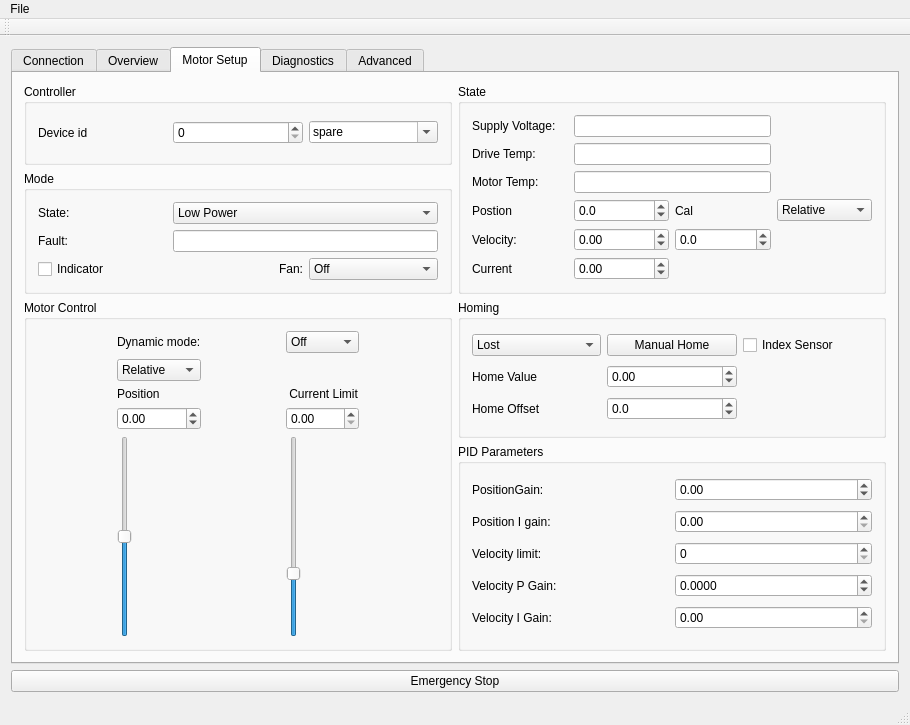
The window that GUI/mainwindow.ui (craftit/DogBotSoftware) describes before a commit, drawn with Qt 5.
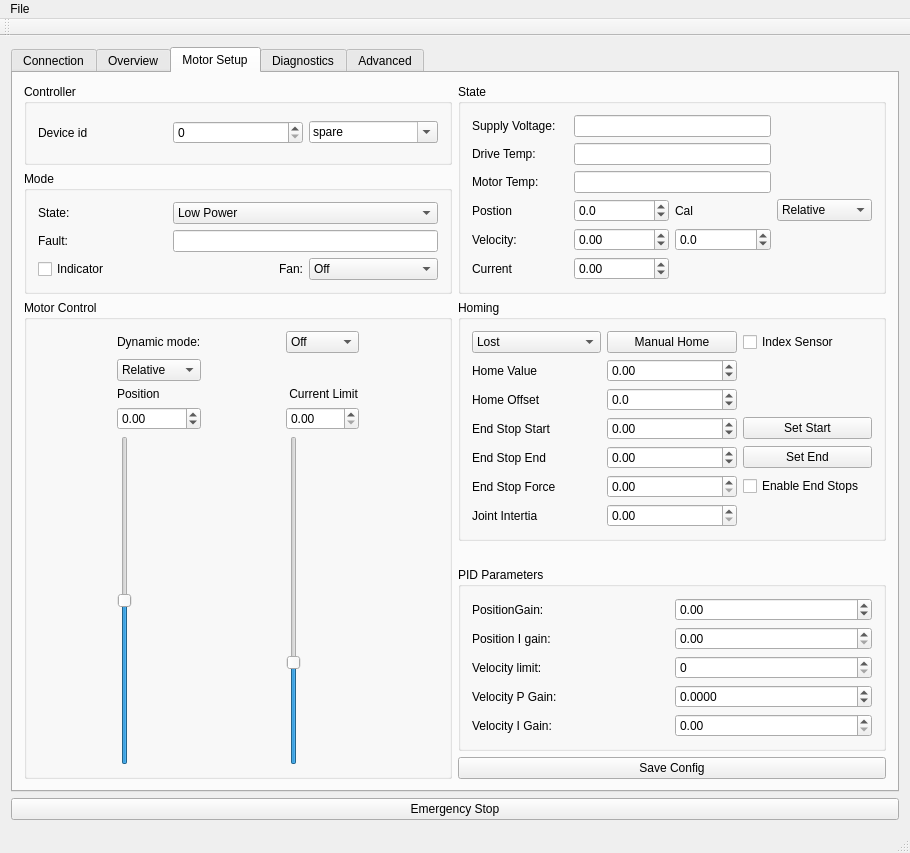
The same window after the commit.

Patch:
```diff
--- a/GUI/mainwindow.ui
+++ b/GUI/mainwindow.ui
@@ -259,7 +259,7 @@
           </layout>
          </widget>
         </item>
-        <item row="0" column="1" rowspan="2">
+        <item row="0" column="2" rowspan="2">
          <widget class="QGroupBox" name="groupBox_5">
           <property name="title">
            <string>State</string>
@@ -386,176 +386,6 @@
           </layout>
          </widget>
         </item>
-        <item row="2" column="1" rowspan="2">
-         <widget class="QGroupBox" name="groupBox_6">
-          <property name="title">
-           <string>Homing</string>
-          </property>
-          <layout class="QGridLayout" name="gridLayout_10">
-           <item row="0" column="0">
-            <widget class="QComboBox" name="comboBoxCalibration">
-             <item>
-              <property name="text">
-               <string>Lost</string>
-              </property>
-             </item>
-             <item>
-              <property name="text">
-               <string>Measuring</string>
-              </property>
-             </item>
-             <item>
-              <property name="text">
-               <string>Homed</string>
-              </property>
-             </item>
-            </widget>
-           </item>
-           <item row="0" column="1">
-            <widget class="QPushButton" name="pushButtonCalZero">
-             <property name="text">
-              <string>Manual Home</string>
-             </property>
-            </widget>
-           </item>
-           <item row="0" column="2">
-            <widget class="QCheckBox" name="checkBoxIndexSensor">
-             <property name="text">
-              <string>Index Sensor</string>
-             </property>
-            </widget>
-           </item>
-           <item row="1" column="0">
-            <widget class="QLabel" name="label_15">
-             <property name="text">
-              <string>Home Value</string>
-             </property>
-            </widget>
-           </item>
-           <item row="1" column="1">
-            <widget class="QDoubleSpinBox" name="doubleSpinBoxCalibrationOffset">
-             <property name="minimum">
-              <double>-720.000000000000000</double>
-             </property>
-             <property name="maximum">
-              <double>720.000000000000000</double>
-             </property>
-            </widget>
-           </item>
-           <item row="2" column="0">
-            <widget class="QLabel" name="label_28">
-             <property name="text">
-              <string>Home Offset</string>
-             </property>
-            </widget>
-           </item>
-           <item row="2" column="1">
-            <widget class="QDoubleSpinBox" name="doubleSpinBoxHomeIndexOffset">
-             <property name="decimals">
-              <number>1</number>
-             </property>
-             <property name="minimum">
-              <double>-360.000000000000000</double>
-             </property>
-             <property name="maximum">
-              <double>360.000000000000000</double>
-             </property>
-            </widget>
-           </item>
-          </layout>
-         </widget>
-        </item>
-        <item row="4" column="1" rowspan="3">
-         <widget class="QGroupBox" name="groupBox_7">
-          <property name="title">
-           <string>PID Parameters</string>
-          </property>
-          <layout class="QGridLayout" name="gridLayout_11">
-           <item row="1" column="0">
-            <widget class="QLabel" name="label_22">
-             <property name="text">
-              <string>Position I gain:</string>
-             </property>
-            </widget>
-           </item>
-           <item row="5" column="0">
-            <widget class="QLabel" name="label_24">
-             <property name="text">
-              <string>Velocity P Gain:</string>
-             </property>
-            </widget>
-           </item>
-           <item row="0" column="0">
-            <widget class="QLabel" name="label_27">
-             <property name="text">
-              <string>PositionGain:</string>
-             </property>
-            </widget>
-           </item>
-           <item row="0" column="1">
-            <widget class="QDoubleSpinBox" name="doubleSpinBoxPositionGain">
-             <property name="minimum">
-              <double>-1000.000000000000000</double>
-             </property>
-             <property name="maximum">
-              <double>1000.000000000000000</double>
-             </property>
-            </widget>
-           </item>
-           <item row="1" column="1">
-            <widget class="QDoubleSpinBox" name="doubleSpinBoxIGain">
-             <property name="maximum">
-              <double>1000000.000000000000000</double>
-             </property>
-            </widget>
-           </item>
-           <item row="6" column="0">
-            <widget class="QLabel" name="label_25">
-             <property name="text">
-              <string>Velocity I Gain:</string>
-             </property>
-            </widget>
-           </item>
-           <item row="5" column="1">
-            <widget class="QDoubleSpinBox" name="doubleSpinBoxVelocityGain">
-             <property name="decimals">
-              <number>4</number>
-             </property>
-             <property name="minimum">
-              <double>-10.000000000000000</double>
-             </property>
-             <property name="maximum">
-              <double>10.000000000000000</double>
-             </property>
-            </widget>
-           </item>
-           <item row="6" column="1">
-            <widget class="QDoubleSpinBox" name="doubleSpinBoxVelocityIGain">
-             <property name="maximum">
-              <double>1000.000000000000000</double>
-             </property>
-            </widget>
-           </item>
-           <item row="2" column="1">
-            <widget class="QDoubleSpinBox" name="doubleSpinBoxVelocityLimit">
-             <property name="decimals">
-              <number>0</number>
-             </property>
-             <property name="maximum">
-              <double>20000.000000000000000</double>
-             </property>
-            </widget>
-           </item>
-           <item row="2" column="0">
-            <widget class="QLabel" name="label_26">
-             <property name="text">
-              <string>Velocity limit:</string>
-             </property>
-            </widget>
-           </item>
-          </layout>
-         </widget>
-        </item>
         <item row="1" column="0">
          <widget class="QGroupBox" name="groupBox_10">
           <property name="title">
@@ -591,6 +421,11 @@
                <string>Ready</string>
               </property>
              </item>
+             <item>
+              <property name="text">
+               <string>Auto Home</string>
+              </property>
+             </item>
              <item>
               <property name="text">
                <string>Factory Calibrate</string>
@@ -598,7 +433,7 @@
              </item>
              <item>
               <property name="text">
-               <string>Position Calibrate</string>
+               <string>Motion Calibrate</string>
               </property>
              </item>
              <item>
@@ -672,7 +507,105 @@
           </layout>
          </widget>
         </item>
-        <item row="2" column="0" rowspan="5">
+        <item row="7" column="2">
+         <widget class="QPushButton" name="pushButtonSaveConfig">
+          <property name="text">
+           <string>Save Config</string>
+          </property>
+         </widget>
+        </item>
+        <item row="6" column="2">
+         <widget class="QGroupBox" name="groupBox_7">
+          <property name="title">
+           <string>PID Parameters</string>
+          </property>
+          <layout class="QGridLayout" name="gridLayout_11">
+           <item row="1" column="0">
+            <widget class="QLabel" name="label_22">
+             <property name="text">
+              <string>Position I gain:</string>
+             </property>
+            </widget>
+           </item>
+           <item row="5" column="0">
+            <widget class="QLabel" name="label_24">
+             <property name="text">
+              <string>Velocity P Gain:</string>
+             </property>
+            </widget>
+           </item>
+           <item row="0" column="0">
+            <widget class="QLabel" name="label_27">
+             <property name="text">
+              <string>PositionGain:</string>
+             </property>
+            </widget>
+           </item>
+           <item row="0" column="1">
+            <widget class="QDoubleSpinBox" name="doubleSpinBoxPositionGain">
+             <property name="minimum">
+              <double>-1000.000000000000000</double>
+             </property>
+             <property name="maximum">
+              <double>1000.000000000000000</double>
+             </property>
+            </widget>
+           </item>
+           <item row="1" column="1">
+            <widget class="QDoubleSpinBox" name="doubleSpinBoxIGain">
+             <property name="maximum">
+              <double>1000000.000000000000000</double>
+             </property>
+            </widget>
+           </item>
+           <item row="6" column="0">
+            <widget class="QLabel" name="label_25">
+             <property name="text">
+              <string>Velocity I Gain:</string>
+             </property>
+            </widget>
+           </item>
+           <item row="5" column="1">
+            <widget class="QDoubleSpinBox" name="doubleSpinBoxVelocityGain">
+             <property name="decimals">
+              <number>4</number>
+             </property>
+             <property name="minimum">
+              <double>-10.000000000000000</double>
+             </property>
+             <property name="maximum">
+              <double>10.000000000000000</double>
+             </property>
+            </widget>
+           </item>
+           <item row="6" column="1">
+            <widget class="QDoubleSpinBox" name="doubleSpinBoxVelocityIGain">
+             <property name="maximum">
+              <double>1000.000000000000000</double>
+             </property>
+            </widget>
+           </item>
+           <item row="2" column="1">
+            <widget class="QDoubleSpinBox" name="doubleSpinBoxVelocityLimit">
+             <property name="decimals">
+              <number>0</number>
+             </property>
+             <property name="maximum">
+              <double>20000.000000000000000</double>
+             </property>
+            </widget>
+           </item>
+           <item row="2" column="0">
+            <widget class="QLabel" name="label_26">
+             <property name="text">
+              <string>Velocity limit:</string>
+             </property>
+            </widget>
+           </item>
+          </layout>
+         </widget>
+        </item>
+        <item row="2" column="0" rowspan="6">
          <widget class="QGroupBox" name="groupBox_8">
           <property name="title">
            <string>Motor Control</string>
@@ -788,6 +721,164 @@
           </layout>
          </widget>
         </item>
+        <item row="2" column="2">
+         <widget class="QGroupBox" name="groupBox_6">
+          <property name="title">
+           <string>Homing</string>
+          </property>
+          <layout class="QGridLayout" name="gridLayout_10">
+           <item row="3" column="0">
+            <widget class="QLabel" name="label_20">
+             <property name="text">
+              <string>End Stop Start</string>
+             </property>
+            </widget>
+           </item>
+           <item row="0" column="0">
+            <widget class="QComboBox" name="comboBoxCalibration">
+             <item>
+              <property name="text">
+               <string>Lost</string>
+              </property>
+             </item>
+             <item>
+              <property name="text">
+               <string>Measuring</string>
+              </property>
+             </item>
+             <item>
+              <property name="text">
+               <string>Homed</string>
+              </property>
+             </item>
+            </widget>
+           </item>
+           <item row="0" column="1">
+            <widget class="QPushButton" name="pushButtonCalZero">
+             <property name="text">
+              <string>Manual Home</string>
+             </property>
+            </widget>
+           </item>
+           <item row="0" column="2">
+            <widget class="QCheckBox" name="checkBoxIndexSensor">
+             <property name="text">
+              <string>Index Sensor</string>
+             </property>
+            </widget>
+           </item>
+           <item row="1" column="0">
+            <widget class="QLabel" name="label_15">
+             <property name="text">
+              <string>Home Value</string>
+             </property>
+            </widget>
+           </item>
+           <item row="1" column="1">
+            <widget class="QDoubleSpinBox" name="doubleSpinBoxCalibrationOffset">
+             <property name="minimum">
+              <double>-720.000000000000000</double>
+             </property>
+             <property name="maximum">
+              <double>720.000000000000000</double>
+             </property>
+            </widget>
+           </item>
+           <item row="2" column="0">
+            <widget class="QLabel" name="label_28">
+             <property name="text">
+              <string>Home Offset</string>
+             </property>
+            </widget>
+           </item>
+           <item row="4" column="1">
+            <widget class="QDoubleSpinBox" name="doubleSpinBoxEndStopEnd">
+             <property name="minimum">
+              <double>-360.000000000000000</double>
+             </property>
+             <property name="maximum">
+              <double>360.000000000000000</double>
+             </property>
+            </widget>
+           </item>
+           <item row="3" column="2">
+            <widget class="QPushButton" name="pushButtonSetEndStopStart">
+             <property name="text">
+              <string>Set Start</string>
+             </property>
+            </widget>
+           </item>
+           <item row="5" column="1">
+            <widget class="QDoubleSpinBox" name="doubleSpinBoxEndStopForce">
+             <property name="maximum">
+              <double>10.000000000000000</double>
+             </property>
+            </widget>
+           </item>
+           <item row="2" column="1">
+            <widget class="QDoubleSpinBox" name="doubleSpinBoxHomeIndexOffset">
+             <property name="decimals">
+              <number>1</number>
+             </property>
+             <property name="minimum">
+              <double>-360.000000000000000</double>
+             </property>
+             <property name="maximum">
+              <double>360.000000000000000</double>
+             </property>
+            </widget>
+           </item>
+           <item row="3" column="1">
+            <widget class="QDoubleSpinBox" name="doubleSpinBoxEndStopStart">
+             <property name="minimum">
+              <double>-360.000000000000000</double>
+             </property>
+             <property name="maximum">
+              <double>360.000000000000000</double>
+             </property>
+            </widget>
+           </item>
+           <item row="5" column="2">
+            <widget class="QCheckBox" name="checkBoxEndStopEnable">
+             <property name="text">
+              <string>Enable End Stops</string>
+             </property>
+            </widget>
+           </item>
+           <item row="5" column="0">
+            <widget class="QLabel" name="label_34">
+             <property name="text">
+              <string>End Stop Force</string>
+             </property>
+            </widget>
+           </item>
+           <item row="4" column="0">
+            <widget class="QLabel" name="label_21">
+             <property name="text">
+              <string>End Stop End</string>
+             </property>
+            </widget>
+           </item>
+           <item row="4" column="2">
+            <widget class="QPushButton" name="pushButtonSetEndStopEnd">
+             <property name="text">
+              <string>Set End</string>
+             </property>
+            </widget>
+           </item>
+           <item row="6" column="0">
+            <widget class="QLabel" name="label_35">
+             <property name="text">
+              <string>Joint Intertia</string>
+             </property>
+            </widget>
+           </item>
+           <item row="6" column="1">
+            <widget class="QDoubleSpinBox" name="doubleSpinBoxJointInertia"/>
+           </item>
+          </layout>
+         </widget>
+        </item>
        </layout>
       </widget>
       <widget class="QWidget" name="tab_2">
```
